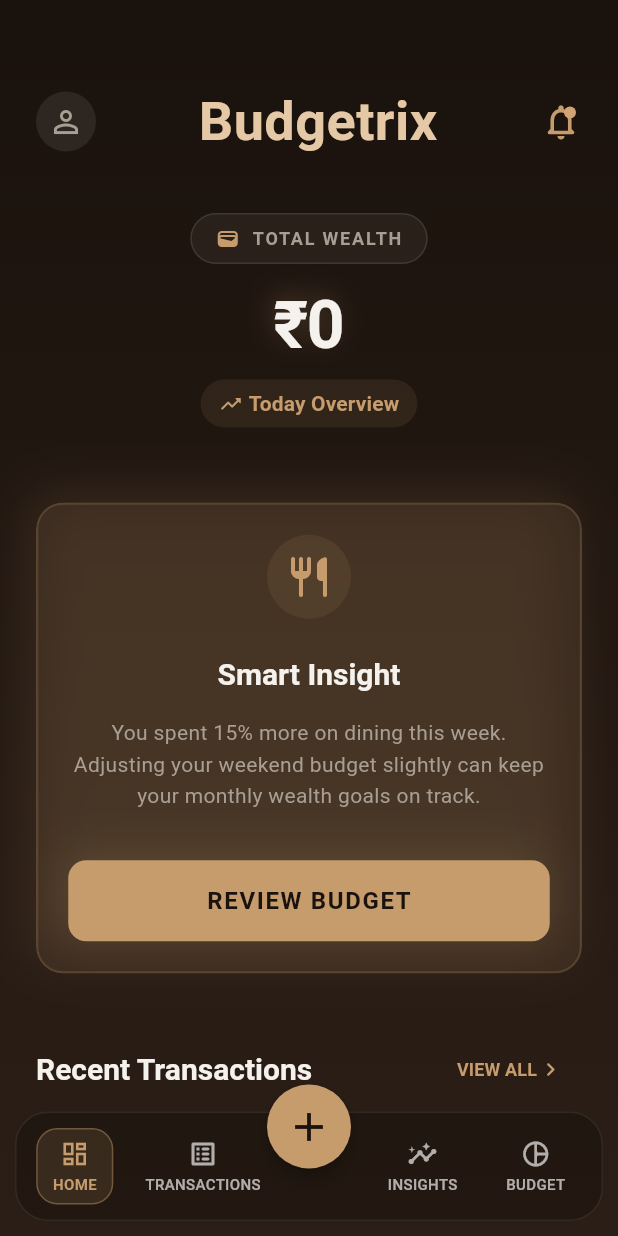
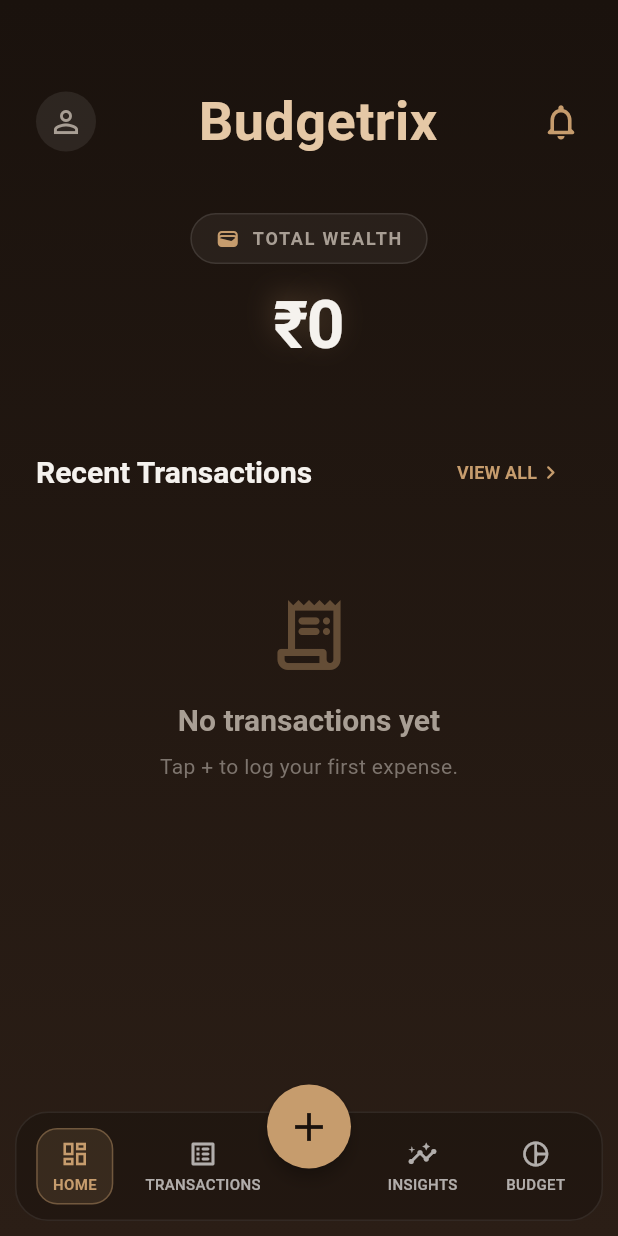
Before and after one commit to arjun143327/Finance-Tracker-App-For-Students, a Flutter app: the screen it shows after launch, on a phone screen of 412 x 824 dp. Run offline on Flutter 3.47's test engine with Material 3 defaults, Android fonts, the phone set to English and light mode, and no system bars; our stand-ins replace flutter_riverpod, sqflite; accounts and stored records are empty; Roboto replaces fonts that are missing (Arial, Georgia).

Commit message:
feat: implement presentation screens for budget tracking, dashboard overview, insights, and expense entry

```diff
--- a/lib/presentation/screens/add_expense_screen.dart
+++ b/lib/presentation/screens/add_expense_screen.dart
@@ -60,7 +60,7 @@ class _AddExpenseScreenState extends ConsumerState<AddExpenseScreen> {
       title: _titleController.text.trim(),
       category: _category,
       amount: amount,
-      date: DateTime.now(),
+      date: widget.initialTransaction?.date ?? DateTime.now(),
       method: _methodController.text.trim(),
       type: _type,
     );
--- a/lib/presentation/screens/dashboard_screen.dart
+++ b/lib/presentation/screens/dashboard_screen.dart
@@ -2,10 +2,10 @@ import 'package:flutter/material.dart';
 import 'package:flutter_riverpod/flutter_riverpod.dart';
 import 'package:intl/intl.dart';
 import '../widgets/glass_card.dart';
-import '../widgets/custom_button.dart';
 import '../../core/app_colors.dart';
 import '../../data/models/transaction_model.dart';
 import '../../data/providers/transaction_provider.dart';
+import '../../data/providers/insights_provider.dart';
 import 'settings_screen.dart';
 
 class DashboardScreen extends ConsumerWidget {
@@ -14,6 +14,8 @@ class DashboardScreen extends ConsumerWidget {
   @override
   Widget build(BuildContext context, WidgetRef ref) {
     final txState = ref.watch(transactionsListProvider);
+    final insights = ref.watch(insightsProvider);
+
     return SingleChildScrollView(
       padding: const EdgeInsets.symmetric(horizontal: 24, vertical: 60),
       child: Column(
@@ -41,23 +43,7 @@ class DashboardScreen extends ConsumerWidget {
                   letterSpacing: 0.3,
                 ),
               ),
-              Stack(
-                children: [
               const Icon(Icons.notifications_none_rounded, color: AppColors.primary, size: 28),
-                  Positioned(
-                    right: 4,
-                    top: 4,
-                    child: Container(
-                      width: 8,
-                      height: 8,
-                      decoration: const BoxDecoration(
-                        color: AppColors.warning,
-                        shape: BoxShape.circle,
-                      ),
-                    ),
-                  ),
-                ],
-              ),
             ],
           ),
           const SizedBox(height: 40),
@@ -121,29 +107,60 @@ class DashboardScreen extends ConsumerWidget {
               );
             },
           ),
-          const SizedBox(height: 12),
-          Container(
-            padding: const EdgeInsets.symmetric(horizontal: 12, vertical: 6),
-            decoration: BoxDecoration(
-              color: AppColors.primary.withOpacity(0.1),
-              borderRadius: BorderRadius.circular(16),
+          const SizedBox(height: 50),
+          // Smart Insight Card — dynamic from insightsProvider
+          if (insights.isNotEmpty) ...[
+            _buildInsightCard(context, insights.first),
+            const SizedBox(height: 40),
+          ],
+          Row(
+            mainAxisAlignment: MainAxisAlignment.spaceBetween,
+            children: [
+              Text(
+                'Recent Transactions',
+                style: Theme.of(context).textTheme.headlineMedium,
               ),
+              TextButton(
+                onPressed: () {
+                  // Navigate to the Ledger tab (index 1) via the AppShell
+                  // Using a simple callback via DefaultTabController is not needed here
+                  // since the user can tap the nav bar — this is acceptable UX
+                },
                 child: Row(
-              mainAxisSize: MainAxisSize.min,
                   children: [
-                const Icon(Icons.trending_up_rounded, size: 16, color: AppColors.primary),
-                const SizedBox(width: 4),
                     Text(
-                  'Today Overview',
-                  style: Theme.of(context).textTheme.labelLarge?.copyWith(
-                    color: AppColors.primary,
+                      'VIEW ALL',
+                      style: Theme.of(context).textTheme.labelLarge?.copyWith(fontSize: 12),
+                    ),
+                    const Icon(Icons.chevron_right_rounded, size: 18),
+                  ],
                 ),
               ),
             ],
           ),
+          const SizedBox(height: 16),
+          txState.when(
+            loading: () => const SizedBox.shrink(),
+            error: (_, __) => const SizedBox.shrink(),
+            data: (transactions) {
+              if (transactions.isEmpty) {
+                return _buildEmptyState(context);
+              }
+              return Column(
+                children: transactions
+                    .take(3)
+                    .map((tx) => _buildRecentTransaction(context, tx))
+                    .toList(),
+              );
+            },
           ),
-          const SizedBox(height: 50),
-          Container(
+        ],
+      ),
+    );
+  }
+
+  Widget _buildInsightCard(BuildContext context, InsightMessage insight) {
+    return Container(
       decoration: BoxDecoration(
         borderRadius: BorderRadius.circular(18),
         boxShadow: [
@@ -165,79 +182,54 @@ class DashboardScreen extends ConsumerWidget {
                 color: AppColors.primary.withOpacity(0.1),
                 shape: BoxShape.circle,
               ),
-                    child: const Icon(Icons.restaurant_rounded, color: AppColors.primary, size: 32),
+              child: Icon(
+                insight.isPositive ? Icons.trending_down_rounded : Icons.trending_up_rounded,
+                color: AppColors.primary,
+                size: 32,
+              ),
             ),
             const SizedBox(height: 24),
             Text(
-                    'Smart Insight',
+              insight.title,
               style: Theme.of(context).textTheme.headlineMedium,
             ),
             const SizedBox(height: 16),
             Text(
-                    'You spent 15% more on dining this week. Adjusting your weekend budget slightly can keep your monthly wealth goals on track.',
+              insight.message,
               textAlign: TextAlign.center,
-                    style: Theme.of(context).textTheme.bodyMedium?.copyWith(
-                      height: 1.5,
-                    ),
-                  ),
-                  const SizedBox(height: 32),
-                  Container(
-                    decoration: BoxDecoration(
-                      borderRadius: BorderRadius.circular(12),
-                      boxShadow: [
-                        BoxShadow(
-                          color: AppColors.primary.withOpacity(0.15),
-                          blurRadius: 24,
-                          offset: const Offset(-4, -6),
-                        ),
-                      ],
-                    ),
-                    child: CustomButton(
-                      label: 'Review Budget',
-                      onPressed: () {},
-                    ),
+              style: Theme.of(context).textTheme.bodyMedium?.copyWith(height: 1.5),
             ),
           ],
         ),
       ),
-          ),
-          const SizedBox(height: 40),
-          Row(
-            mainAxisAlignment: MainAxisAlignment.spaceBetween,
+    );
+  }
+
+  Widget _buildEmptyState(BuildContext context) {
+    return Padding(
+      padding: const EdgeInsets.symmetric(vertical: 40),
+      child: Column(
         children: [
+          Icon(Icons.receipt_long_rounded, size: 56, color: AppColors.primary.withOpacity(0.4)),
+          const SizedBox(height: 16),
           Text(
-                'Recent Transactions',
-                style: Theme.of(context).textTheme.headlineMedium,
-              ),
-              TextButton(
-                onPressed: () {},
-                child: Row(
-                  children: [
-                    Text(
-                      'VIEW ALL',
-                      style: Theme.of(context).textTheme.labelLarge?.copyWith(fontSize: 12),
-                    ),
-                    const Icon(Icons.chevron_right_rounded, size: 18),
-                  ],
+            'No transactions yet',
+            style: Theme.of(context).textTheme.headlineMedium?.copyWith(
+              color: AppColors.textSecondary,
             ),
           ),
-            ],
-          ),
-          const SizedBox(height: 16),
-          txState.when(
-            loading: () => const SizedBox.shrink(),
-            error: (_, __) => const SizedBox.shrink(),
-            data: (transactions) => Column(
-              children: transactions
-                  .take(3)
-                  .map((tx) => _buildRecentTransaction(context, tx))
-                  .toList(),
+          const SizedBox(height: 8),
+          Text(
+            'Tap + to log your first expense.',
+            style: Theme.of(context).textTheme.bodyMedium?.copyWith(
+              color: AppColors.textMuted,
             ),
           ),
         ],
       ),
     );
   }
+
 
   double _calculateBalance(List<TransactionModel> transactions) {
     return transactions.fold<double>(0, (sum, item) {
```
Also changed, not shown: lib/presentation/screens/budget_screen.dart (+51 -8 lines), lib/presentation/screens/insights_screen.dart (+53 -24 lines). Lines whose indentation alone changed are shown as unchanged.
